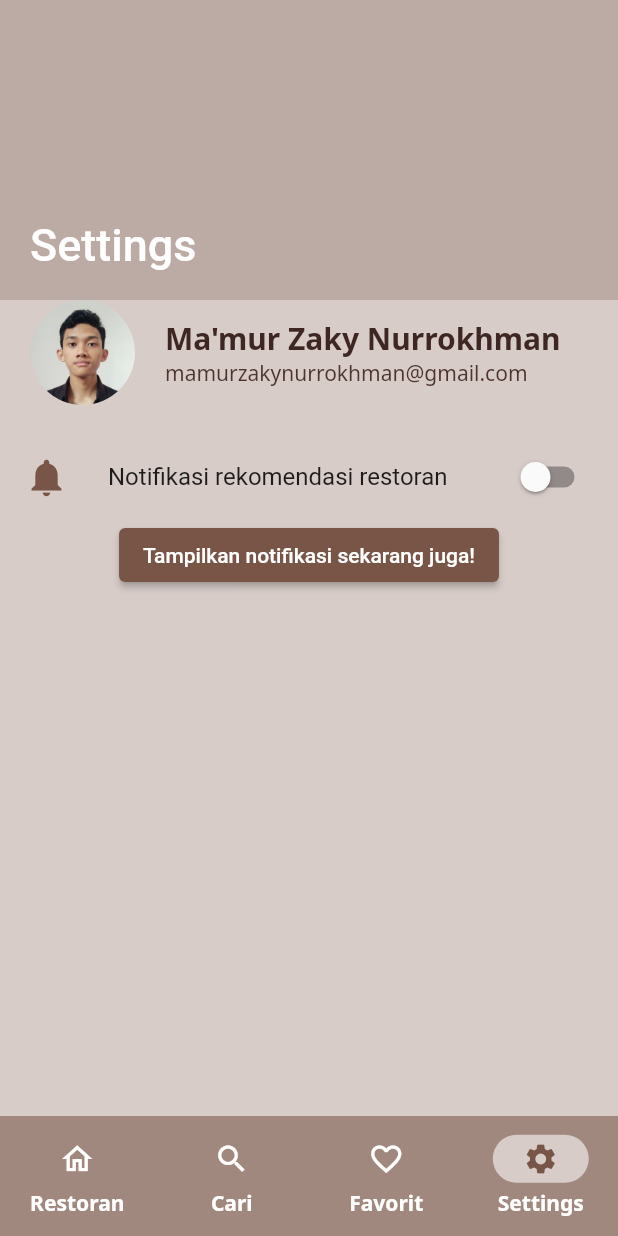
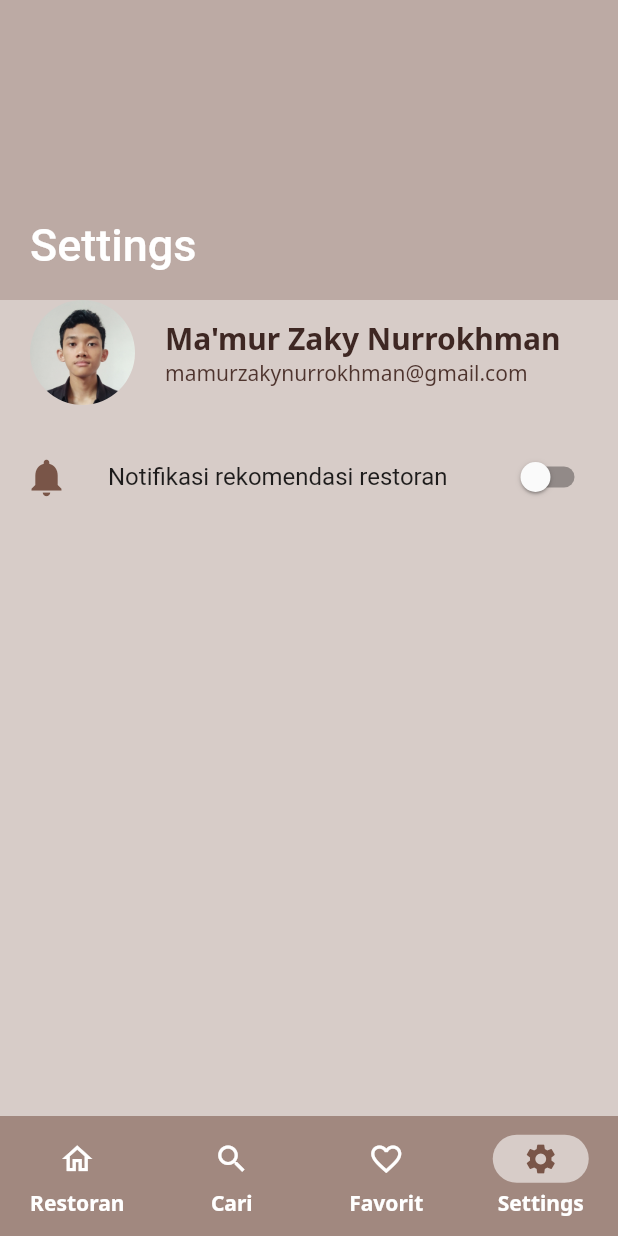
Before and after one commit to zakymzn/dicoding-restaurant_app, a Flutter app: the screen it shows after launch, item 4 of the bottom bar chosen, on a phone screen of 412 x 824 dp. Run offline on Flutter 3.47's test engine with Material 2 defaults, Android fonts, the light colour scheme and no system bars; our stand-ins replace connectivity_plus, flutter_local_notifications, fluttertoast, google_fonts, material_design_icons_flutter, rxdart and 2 more; missing offline and left inert: android_alarm_manager_plus; accounts and stored records are empty; network calls fail.

Commit message:
Menghapus tombol test notifikasi di halaman settings

```diff
--- a/lib/main.dart
+++ b/lib/main.dart
@@ -57,7 +57,7 @@ class RestaurantApp extends StatelessWidget {
         ChangeNotifierProvider<SettingsProvider>(
           create: (context) => SettingsProvider(),
         ),
-        ChangeNotifierProvider(
+        ChangeNotifierProvider<DatabaseProvider>(
           create: (context) =>
               DatabaseProvider(databaseHelper: DatabaseHelper()),
         ),
--- a/lib/pages/settings_page.dart
+++ b/lib/pages/settings_page.dart
@@ -115,15 +115,6 @@ class SettingsPage extends StatelessWidget {
               );
             },
           ),
-          Center(
-            child: ElevatedButton(
-              onPressed: () async {
-                await NotificationHelper()
-                    .showNotification(flutterLocalNotificationsPlugin);
-              },
-              child: const Text('Tampilkan notifikasi sekarang juga!'),
-            ),
-          ),
         ],
       ),
     );
```
